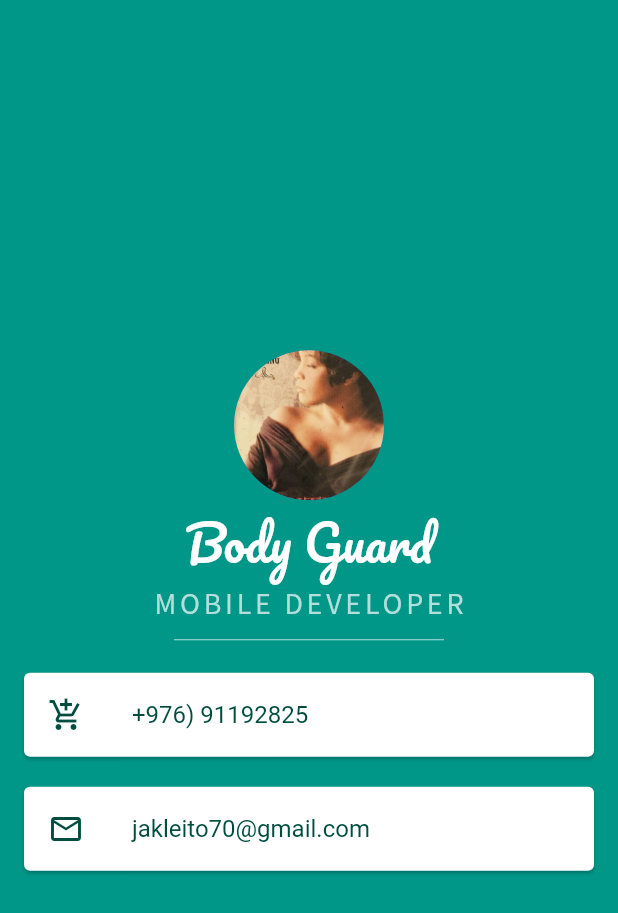
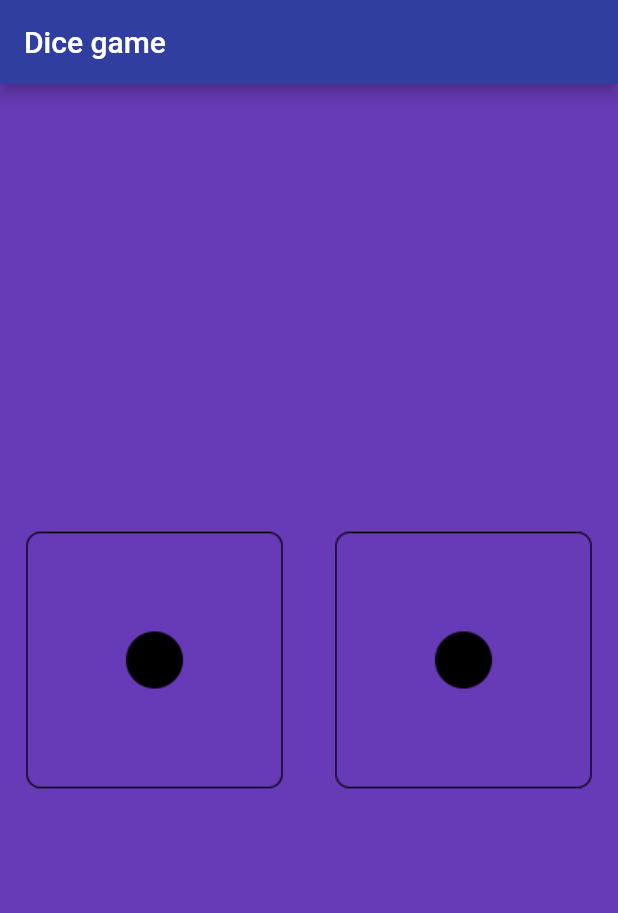
Before and after one commit to Terry-Soma/flutter-first-profile, a Flutter app: the screen it shows after launch, on a phone screen of 412 x 824 dp. Shown: the top 913 px of the screen. Run offline on Flutter 3.47's test engine with Material 2 defaults, Android fonts, the phone set to English and light mode, and no system bars.

Commit message:
stateful widget dice game

```diff
--- a/lib/main.dart
+++ b/lib/main.dart
@@ -1,3 +1,5 @@
+import 'dart:math';
+
 import 'package:flutter/material.dart';
 
 /* starting code */
@@ -18,65 +20,54 @@ class MyApp extends StatelessWidget {
   Widget build(BuildContext context) {
     return MaterialApp(
       home: Scaffold(
-            backgroundColor: Colors.teal,
-            body: SafeArea(
-                child: Column(
-              mainAxisAlignment: MainAxisAlignment.center,
+        backgroundColor: Colors.deepPurple[500],
+        appBar: AppBar(
+          title: const Text("Dice game"),
+          backgroundColor: Colors.indigo[700],
+        ),
+        body: const DicePage(),
+      ),
+    );
+  }
+}
+
+class DicePage extends StatefulWidget {
+  const DicePage({super.key});
+
+  @override
+  State<DicePage> createState() => _DicePageState();
+}
+
+class _DicePageState extends State<DicePage> {
+  int leftDiceNumber = 1;
+  int rightDiceNumber = 1;
+  void changeCondition() {
+    setState(() {
+      leftDiceNumber = Random().nextInt(6) + 1;
+      rightDiceNumber = Random().nextInt(6) + 1;
+    });
+  }
+
+  @override
+  Widget build(BuildContext context) {
+    // build method
+    return Center(
+      child: Row(
         children: <Widget>[
-                const CircleAvatar(
-                  radius: 50,
-                  backgroundImage: AssetImage("images/nothing.jpg"),
+          Expanded(
+            child: TextButton(
+              child: Image.asset('images/dice-$leftDiceNumber.png'),
+              onPressed: changeCondition,
             ),
-                const Text(
-                  "Body Guard",
-                  style: TextStyle(
-                      fontSize: 32.0,
-                      color: Colors.white,
-                      fontFamily: 'Pacifico'),
           ),
-                Text(
-                  "MOBILE DEVELOPER",
-                  style: TextStyle(
-                      fontSize: 20.0,
-                      color: Colors.teal[100],
-                      fontFamily: 'Source Sans Pro',
-                      letterSpacing: 2.5,
-                      fontWeight: FontWeight.w500),
-                ),
-                SizedBox(
-                  width: 180,
-                  height: 24,
-                  child: Divider(color: Colors.teal[100]),
-                ),
-                Card(
-                    color: Colors.white,
-                    margin: const EdgeInsets.symmetric(
-                        vertical: 10, horizontal: 16),
-                    child: ListTile(
-                      leading: Icon(
-                        Icons.add_shopping_cart,
-                        color: Colors.teal[900],
-                      ),
-                      title: Text(
-                        "+976) 91192825",
-                        style: TextStyle(color: Colors.teal[900], fontSize: 16),
-                      ),
-                    )),
-                Card(
-                  color: Colors.white,
-                  margin:
-                      const EdgeInsets.symmetric(vertical: 10, horizontal: 16),
-                  child: ListTile(
-                    leading: Icon(
-                      Icons.email_outlined,
-                      color: Colors.teal[900],
-                    ),
-                    title: Text("jakleito70@gmail.com",
-                        style:
-                            TextStyle(color: Colors.teal[900], fontSize: 16)),
+          Expanded(
+            child: TextButton(
+              child: Image.asset('images/dice-$rightDiceNumber.png'),
+              onPressed: changeCondition,
             ),
           )
         ],
-            ))));
+      ),
+    );
   }
 }
```
Also changed, not shown: images/diamond.png (deleted), images/dice-1.png (added), images/dice-2.png (added), images/dice-3.png (added), images/dice-4.png (added), images/dice-5.png (added), images/dice-6.png (added), images/i_am_rich_app_icon.png (deleted), images/nothing.jpg (deleted), 15 other files. Lines whose indentation alone changed are shown as unchanged.
